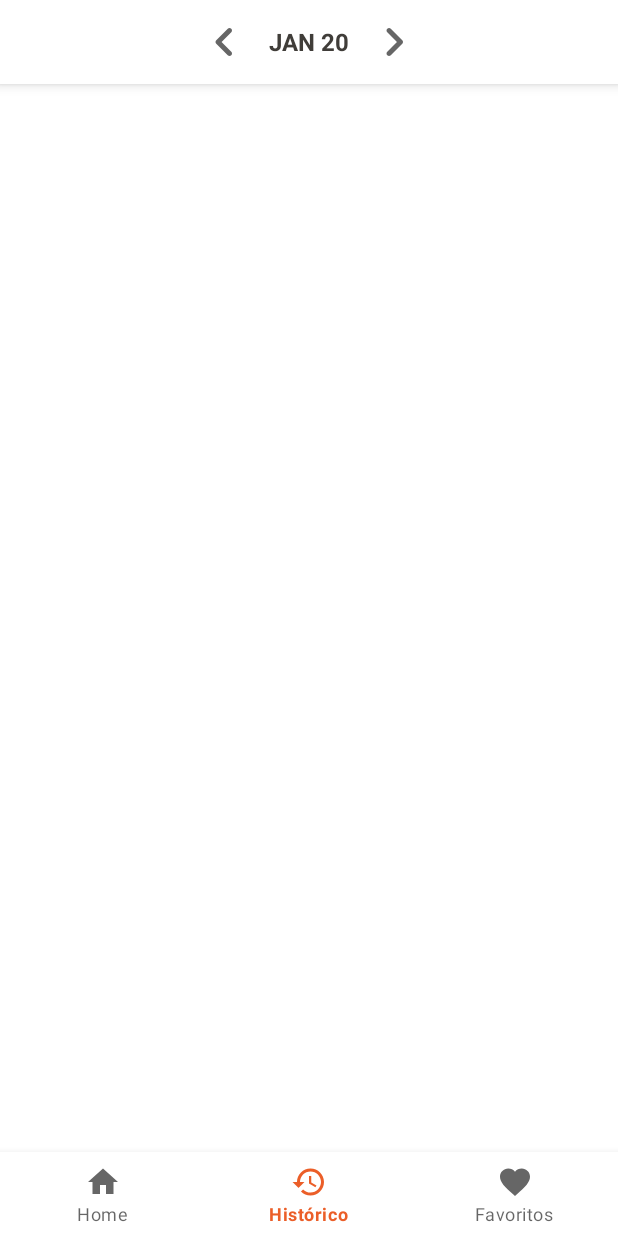
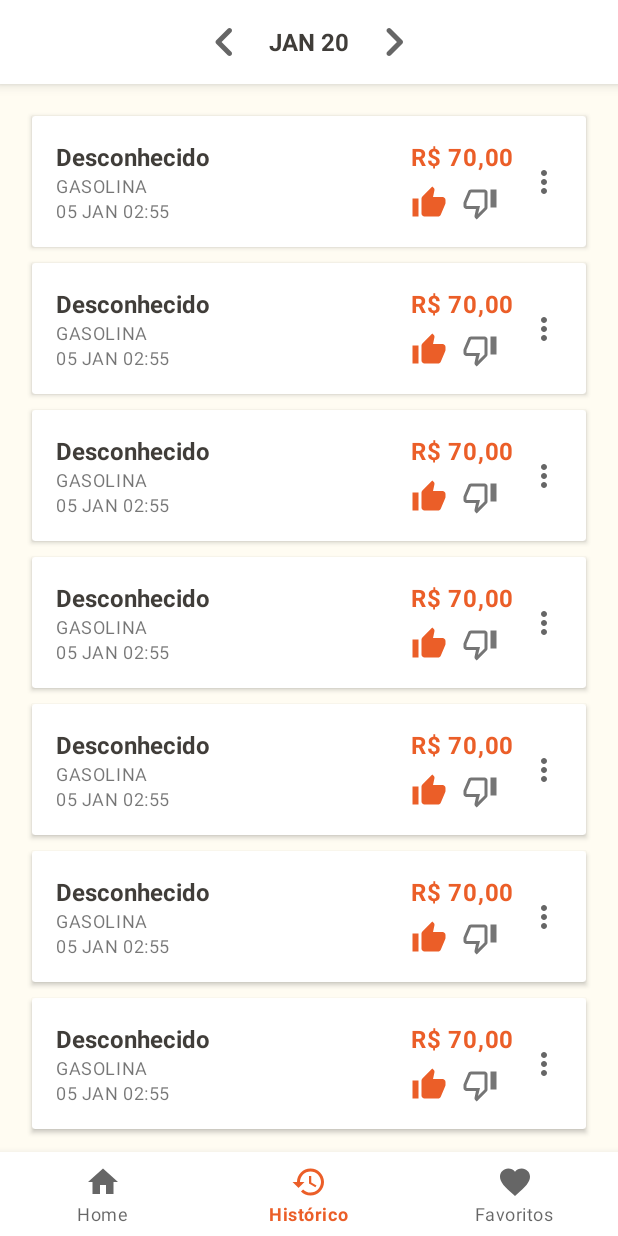
Before and after one commit to Kdiaseng/gas-check-android, an Android app: the HistoryFragment screen opened through its navigation route, on a phone screen of 412 x 824 dp. Run offline under Robolectric (Android 15) with nearby library versions, the phone set to English and light mode, and no system bars; our stand-ins replace navigation-ui; libraries missing offline, so code that uses them is left out: com.github.mikephil.charting; 20 statements that could not run were skipped.

Commit message:
feat: implemented list with fake list

```diff
--- a/app/src/main/java/br/com/gascheck/ui/history/HistoryFragment.kt
+++ b/app/src/main/java/br/com/gascheck/ui/history/HistoryFragment.kt
@@ -6,16 +6,98 @@ import android.view.LayoutInflater
 import android.view.View
 import android.view.ViewGroup
 import br.com.gascheck.R
+import br.com.gascheck.databinding.FragmentHistoryBinding
+import br.com.gascheck.ui.history.adapter.HistoricAdapter
+import br.com.gascheck.ui.model.GasDataUi
 
 
 class HistoryFragment : Fragment() {
 
+    private lateinit var binding: FragmentHistoryBinding
+
     override fun onCreateView(
         inflater: LayoutInflater, container: ViewGroup?,
         savedInstanceState: Bundle?
-    ): View? {
-        // Inflate the layout for this fragment
-        return inflater.inflate(R.layout.fragment_history, container, false)
+    ): View {
+        binding = FragmentHistoryBinding.inflate(inflater, container, false)
+        return binding.root
+    }
+
+    override fun onViewCreated(view: View, savedInstanceState: Bundle?) {
+        super.onViewCreated(view, savedInstanceState)
+
+        val adapter = HistoricAdapter()
+        binding.recyclerViewHistoric.adapter = adapter
+
+        adapter.submitList(
+            listOf(
+                GasDataUi(
+                    1,
+                    typeGas = "GASOLINA",
+                    day = "05",
+                    month = "JAN",
+                    like = true,
+                    dislike = false,
+                    time = "02:55",
+                    value = "80.0"
+                ), GasDataUi(
+                    1,
+                    typeGas = "GASOLINA",
+                    day = "05",
+                    month = "JAN",
+                    like = true,
+                    dislike = false,
+                    time = "02:55",
+                    value = "80.0"
+                ), GasDataUi(
+                    1,
+                    typeGas = "GASOLINA",
+                    day = "05",
+                    month = "JAN",
+                    like = true,
+                    dislike = false,
+                    time = "02:55",
+                    value = "80.0"
+                ), GasDataUi(
+                    1,
+                    typeGas = "GASOLINA",
+                    day = "05",
+                    month = "JAN",
+                    like = true,
+                    dislike = false,
+                    time = "02:55",
+                    value = "80.0"
+                ), GasDataUi(
+                    1,
+                    typeGas = "GASOLINA",
+                    day = "05",
+                    month = "JAN",
+                    like = true,
+                    dislike = false,
+                    time = "02:55",
+                    value = "80.0"
+                ), GasDataUi(
+                    1,
+                    typeGas = "GASOLINA",
+                    day = "05",
+                    month = "JAN",
+                    like = true,
+                    dislike = false,
+                    time = "02:55",
+                    value = "80.0"
+                ), GasDataUi(
+                    1,
+                    typeGas = "GASOLINA",
+                    day = "05",
+                    month = "JAN",
+                    like = true,
+                    dislike = false,
+                    time = "02:55",
+                    value = "80.0"
+                )
+            ),
+        )
+
     }
 
 }
--- a/app/src/main/java/br/com/gascheck/ui/history/adapter/HistoricAdapter.kt
+++ b/app/src/main/java/br/com/gascheck/ui/history/adapter/HistoricAdapter.kt
@@ -32,6 +32,8 @@ class HistoricAdapter : ListAdapter<GasDataUi, HistoricAdapter.HistoricHolder>(o
                 textItemDateRegister.text = context.getString(
                     R.string.item_value, dataGas.day, dataGas.month, dataGas.time
                 )
+                checkboxItemDislike.isChecked = dataGas.dislike?:false
+                checkboxItemLike.isChecked = dataGas.like?:false
             }
 
 
--- a/app/src/main/res/drawable/selector_dislike.xml
+++ b/app/src/main/res/drawable/selector_dislike.xml
@@ -1,6 +1,6 @@
 <?xml version="1.0" encoding="utf-8"?>
 <selector xmlns:android="http://schemas.android.com/apk/res/android">
-    <item android:drawable="@drawable/ic_dislike_off" android:state_checkable="false" />
-    <item android:drawable="@drawable/ic_dislike_on" android:state_checkable="true" />
+    <item android:drawable="@drawable/ic_dislike_off" android:state_checked="false" />
+    <item android:drawable="@drawable/ic_dislike_on" android:state_checked="true" />
 
 </selector>
--- a/app/src/main/res/drawable/selector_like.xml
+++ b/app/src/main/res/drawable/selector_like.xml
@@ -1,5 +1,5 @@
 <?xml version="1.0" encoding="utf-8"?>
 <selector xmlns:android="http://schemas.android.com/apk/res/android">
-    <item android:drawable="@drawable/ic_like_off" android:state_checkable="false" />
-    <item android:drawable="@drawable/ic_like_on" android:state_checkable="true" />
+    <item android:drawable="@drawable/ic_like_off" android:state_checked="false" />
+    <item android:drawable="@drawable/ic_like_on" android:state_checked="true" />
 </selector>
--- a/app/src/main/res/layout/fragment_history.xml
+++ b/app/src/main/res/layout/fragment_history.xml
@@ -4,6 +4,7 @@
     xmlns:tools="http://schemas.android.com/tools"
     android:layout_width="match_parent"
     android:layout_height="match_parent"
+    android:background="@color/floral"
     tools:context="ui.history.HistoryFragment">
 
 
@@ -74,12 +75,14 @@
     </com.google.android.material.card.MaterialCardView>
 
     <androidx.recyclerview.widget.RecyclerView
+        android:id="@+id/recycler_view_historic"
+        app:layoutManager="androidx.recyclerview.widget.LinearLayoutManager"
         android:layout_width="match_parent"
         android:layout_height="0dp"
         android:layout_marginStart="16dp"
         android:layout_marginTop="16dp"
         android:layout_marginEnd="16dp"
-        android:layout_marginBottom="8dp"
+        android:layout_marginBottom="?attr/actionBarSize"
         app:layout_constraintBottom_toBottomOf="parent"
         app:layout_constraintEnd_toEndOf="parent"
         app:layout_constraintStart_toStartOf="parent"
--- a/app/src/main/res/layout/item_data_gas.xml
+++ b/app/src/main/res/layout/item_data_gas.xml
@@ -3,12 +3,13 @@
 <com.google.android.material.card.MaterialCardView xmlns:android="http://schemas.android.com/apk/res/android"
     xmlns:app="http://schemas.android.com/apk/res-auto"
     xmlns:tools="http://schemas.android.com/tools"
-    app:cardElevation="4dp"
-    app:cardCornerRadius="0dp"
+    android:layout_width="match_parent"
+    android:layout_height="wrap_content"
     android:layout_margin="5dp"
+    android:padding="5dp"
     android:layout_marginBottom="5dp"
-    android:layout_width="match_parent"
-    android:layout_height="wrap_content">
+    app:cardCornerRadius="2dp"
+    app:cardElevation="2dp">
 
     <androidx.constraintlayout.widget.ConstraintLayout
         android:layout_width="match_parent"
@@ -21,7 +22,9 @@
             android:layout_height="wrap_content"
             android:layout_marginStart="16dp"
             android:layout_marginTop="16dp"
+            android:layout_marginBottom="16dp"
             android:orientation="vertical"
+            app:layout_constraintBottom_toBottomOf="parent"
             app:layout_constraintStart_toStartOf="parent"
             app:layout_constraintTop_toTopOf="parent">
 
@@ -30,8 +33,8 @@
                 android:layout_width="wrap_content"
                 android:layout_height="wrap_content"
                 android:text="GAS STATION"
+                android:textAppearance="?attr/textAppearanceListItem"
                 android:textColor="@color/black_olive"
-                android:textSize="16sp"
                 android:textStyle="bold" />
 
 
@@ -39,13 +42,17 @@
                 android:id="@+id/text_item_type_gas"
                 android:layout_width="wrap_content"
                 android:layout_height="wrap_content"
-                android:text="Gasolina" />
+                android:alpha="0.9"
+                android:text="Gasolina"
+                android:textAppearance="?attr/textAppearanceCaption" />
 
             <androidx.appcompat.widget.AppCompatTextView
                 android:id="@+id/text_item_date_register"
                 android:layout_width="wrap_content"
                 android:layout_height="wrap_content"
-                android:text="09 Jan 20:55" />
+                android:alpha="0.9"
+                android:text="09 Jan 20:55"
+                android:textAppearance="?attr/textAppearanceCaption" />
 
         </androidx.appcompat.widget.LinearLayoutCompat>
 
@@ -54,33 +61,34 @@
             android:id="@+id/text_item_value"
             android:layout_width="wrap_content"
             android:layout_height="wrap_content"
+            android:layout_marginTop="16dp"
             android:layout_marginEnd="8dp"
             android:text="R$ 70,00"
+            android:textAppearance="?attr/textAppearanceBody1"
             android:textColor="@color/flame"
-            android:textSize="20sp"
             android:textStyle="bold"
-            app:layout_constraintBottom_toBottomOf="@+id/image_item_menu"
             app:layout_constraintEnd_toStartOf="@+id/image_item_menu"
-            app:layout_constraintTop_toTopOf="@+id/image_item_menu" />
+            app:layout_constraintTop_toTopOf="parent" />
 
 
         <androidx.appcompat.widget.LinearLayoutCompat
             android:layout_width="wrap_content"
-            android:layout_height="wrap_content"
-            app:layout_constraintStart_toStartOf="@id/liner_texts"
-            app:layout_constraintTop_toBottomOf="@id/liner_texts"
-            tools:layout_editor_absoluteX="32dp">
+            android:layout_height="0dp"
+            android:layout_marginTop="8dp"
+            app:layout_constraintStart_toStartOf="@+id/text_item_value"
+            app:layout_constraintTop_toBottomOf="@+id/text_item_value">
 
             <CheckBox
                 android:id="@+id/checkbox_item_like"
-                android:layout_width="wrap_content"
-                android:layout_height="wrap_content"
+                android:layout_width="24dp"
+                android:layout_height="24dp"
+                android:layout_marginEnd="10dp"
                 android:button="@drawable/selector_like" />
 
             <CheckBox
                 android:id="@+id/checkbox_item_dislike"
-                android:layout_width="wrap_content"
-                android:layout_height="wrap_content"
+                android:layout_width="24dp"
+                android:layout_height="24dp"
                 android:button="@drawable/selector_dislike" />
 
         </androidx.appcompat.widget.LinearLayoutCompat>
```
